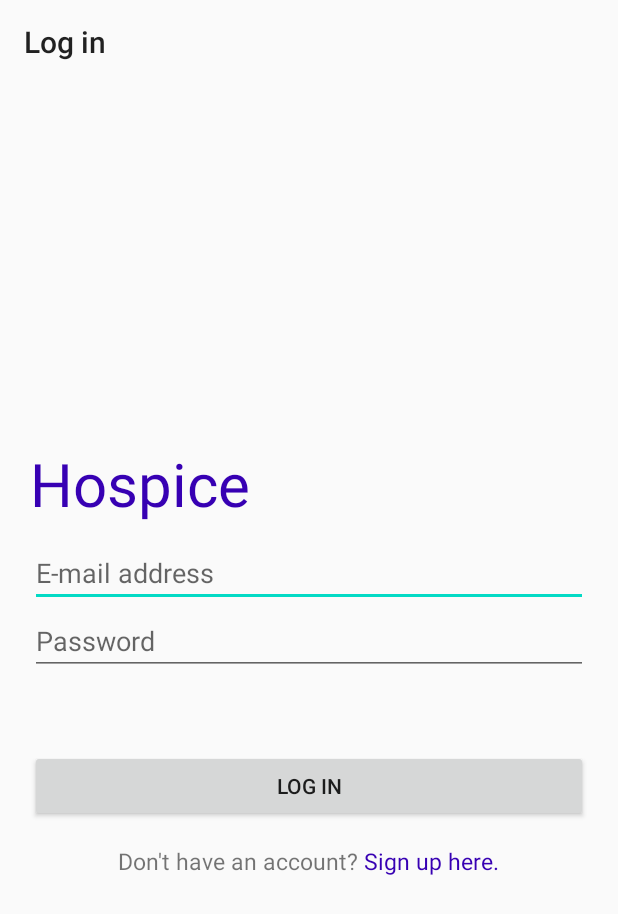
After one commit to olubunmialegbeleye/Hospice, an Android app: the layout signin_layout.xml on its own in the app's theme, with its tools: preview values and no code run, on a phone screen of 412 x 824 dp. The commit adds this screen. Shown: the top 914 px of the screen. Run offline under Robolectric (Android 15) with nearby library versions, the phone set to English and light mode, and no system bars.

```diff
--- /dev/null
+++ b/app/src/main/res/layout/signin_layout.xml
@@ -0,0 +1,93 @@
+<?xml version="1.0" encoding="utf-8"?>
+<LinearLayout xmlns:android="http://schemas.android.com/apk/res/android"
+    android:layout_width="match_parent"
+    android:layout_height="match_parent"
+    xmlns:app="http://schemas.android.com/apk/res-auto"
+    android:orientation="vertical">
+    <!--com.google.android.material.appbar.AppBarLayout
+        android:layout_width="match_parent"
+        android:layout_height="wrap_content">
+
+    </com.google.android.material.appbar.AppBarLayout-->
+    <androidx.appcompat.widget.Toolbar
+        android:layout_width="match_parent"
+        android:layout_height="wrap_content"
+        android:paddingLeft="50dp"
+        app:title="Log in"/>
+    <LinearLayout
+        android:layout_width="match_parent"
+        android:layout_height="match_parent"
+        android:gravity="center_vertical"
+        android:orientation="vertical"
+        android:padding="20dp">
+        <TextView
+            android:layout_width="wrap_content"
+            android:layout_height="wrap_content"
+            android:textSize="40dp"
+            android:layout_marginBottom="10dp"
+            android:textColor="@color/colorPrimaryDark"
+            android:text="Hospice"/>
+
+
+            <com.google.android.material.textfield.TextInputEditText
+                android:id="@+id/emailEditText"
+                android:layout_width="match_parent"
+                android:layout_height="wrap_content"
+                android:hint="E-mail address"
+                android:inputType="textEmailAddress"/>
+        <TextView
+            android:id="@+id/emailValidationError"
+            android:layout_width="wrap_content"
+            android:layout_height="wrap_content"
+            android:visibility="gone"
+            android:textSize="10sp"
+            style="@style/validationError"/>
+
+
+            <com.google.android.material.textfield.TextInputEditText
+                android:id="@+id/passwordEditText"
+                android:layout_width="match_parent"
+                android:layout_height="wrap_content"
+                android:hint="Password"
+                android:inputType="textPassword"/>
+        <TextView
+            android:id="@+id/passwordValidationError"
+            android:layout_width="wrap_content"
+            android:layout_height="wrap_content"
+            android:text="Enter password"
+            android:visibility="gone"
+            android:textSize="10sp"
+            style="@style/validationError"/>
+        <Button
+            android:id="@+id/logInButton"
+            android:layout_width="match_parent"
+            android:layout_height="wrap_content"
+            style="@style/WideButton"
+            android:layout_marginTop="50dp"
+            android:text="Log in"/>
+        <LinearLayout
+            android:layout_width="wrap_content"
+            android:layout_height="wrap_content"
+            android:orientation="horizontal"
+            android:layout_gravity="center_horizontal"
+            android:layout_marginTop="15sp">
+            <TextView
+                android:layout_width="wrap_content"
+                android:layout_height="wrap_content"
+                android:layout_gravity="center_horizontal"
+                android:text="Don't have an account? "
+                android:textSize="15sp" />
+            <TextView
+                android:id="@+id/createAccount"
+                android:layout_width="wrap_content"
+                android:layout_height="wrap_content"
+                android:layout_gravity="center_horizontal"
+                android:text="Sign up here."
+                android:textSize="15sp"
+                android:textColor="@color/colorPrimaryDark"/>
+        </LinearLayout>
+
+    </LinearLayout>
+
+
+</LinearLayout>
--- a/app/src/main/res/layout/signup_layout.xml
+++ b/app/src/main/res/layout/signup_layout_old.xml
@@ -4,6 +4,7 @@
     android:layout_height="fill_parent"
     android:orientation="vertical"
     android:padding="20dp">
+
 
     <TextView
         android:layout_width="fill_parent"
--- /dev/null
+++ b/app/src/main/res/layout/splash_layout.xml
@@ -0,0 +1,6 @@
+<?xml version="1.0" encoding="utf-8"?>
+<LinearLayout xmlns:android="http://schemas.android.com/apk/res/android"
+    android:orientation="vertical" android:layout_width="match_parent"
+    android:layout_height="match_parent">
+
+</LinearLayout>
```
Also changed, not shown: app/src/main/java/com/example/hospice/SignInActivity.java (added, +203 -0 lines).
